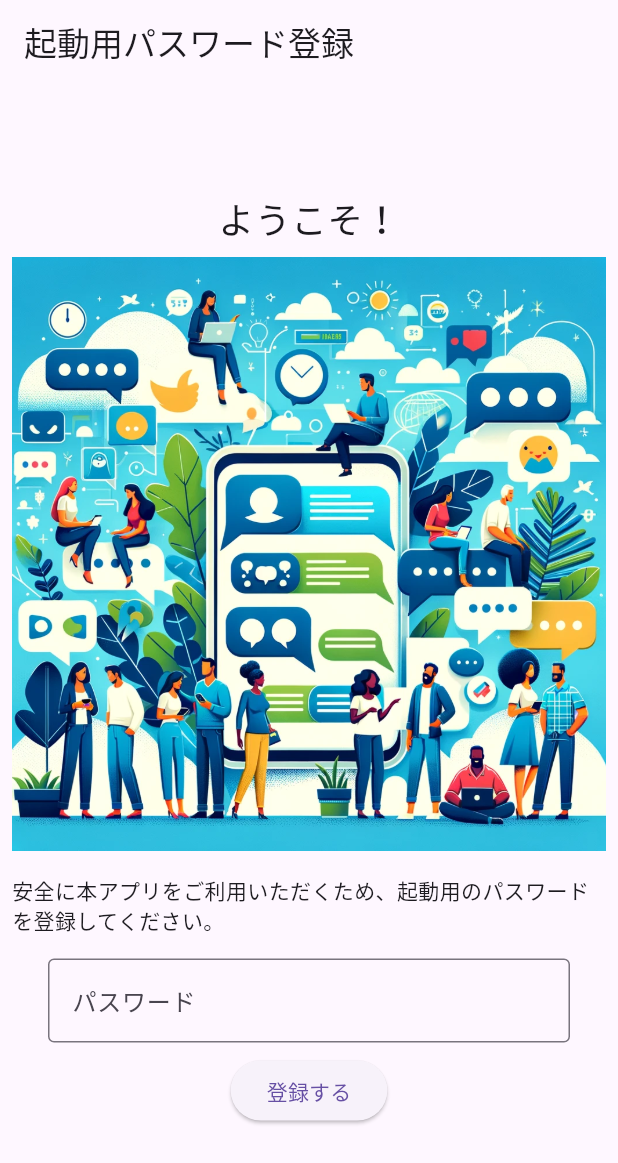
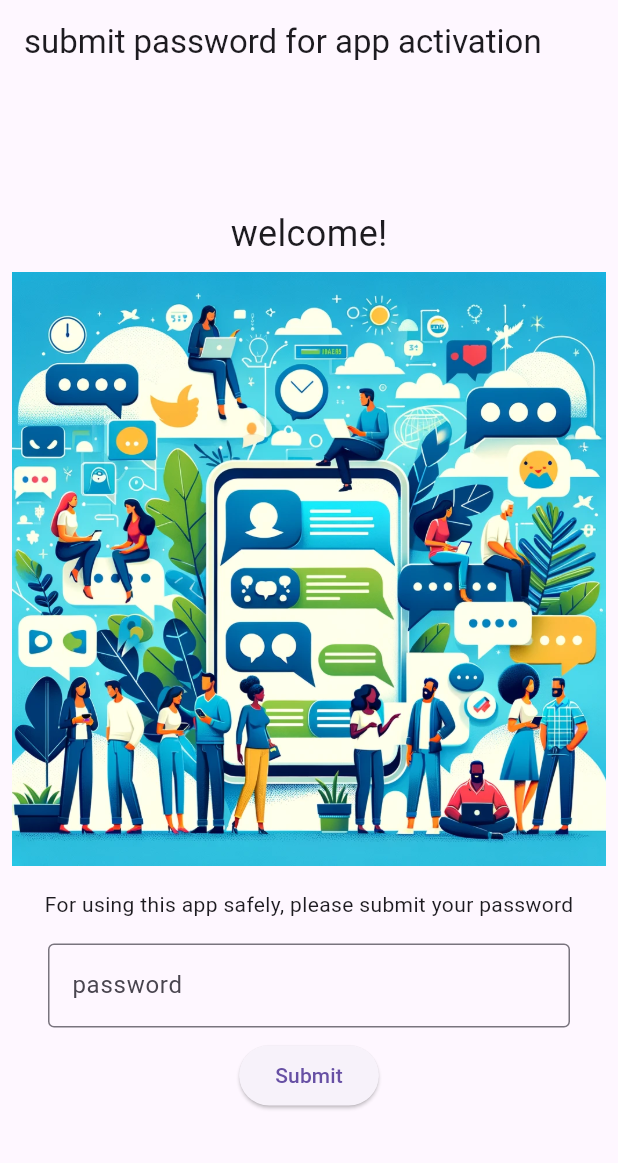
Before and after one commit to hamatz/privtatize_ai, a Flutter app: the screen it shows after launch, on a phone screen of 412 x 824 dp. Shown: the top 1163 px of the screen. Run offline on Flutter 3.47's test engine with Material 3 defaults, Android fonts, the phone set to English and light mode, and no system bars; our stand-ins replace event_bus, flutter_markdown, flutter_secure_storage, shared_preferences; missing offline and left inert: pointycastle.

Commit message:
文字列リソースの外部化

````diff
--- /dev/null
+++ b/lib/app_localizations.dart
@@ -0,0 +1,241 @@
+import 'dart:async';
+
+import 'package:flutter/foundation.dart';
+import 'package:flutter/widgets.dart';
+import 'package:flutter_localizations/flutter_localizations.dart';
+import 'package:intl/intl.dart' as intl;
+
+import 'app_localizations_en.dart';
+import 'app_localizations_ja.dart';
+
+/// Callers can lookup localized strings with an instance of AppLocalizations
+/// returned by `AppLocalizations.of(context)`.
+///
+/// Applications need to include `AppLocalizations.delegate()` in their app's
+/// `localizationDelegates` list, and the locales they support in the app's
+/// `supportedLocales` list. For example:
+///
+/// ```dart
+/// import 'gen_l10n/app_localizations.dart';
+///
+/// return MaterialApp(
+///   localizationsDelegates: AppLocalizations.localizationsDelegates,
+///   supportedLocales: AppLocalizations.supportedLocales,
+///   home: MyApplicationHome(),
+/// );
+/// ```
+///
+/// ## Update pubspec.yaml
+///
+/// Please make sure to update your pubspec.yaml to include the following
+/// packages:
+///
+/// ```yaml
+/// dependencies:
+///   # Internationalization support.
+///   flutter_localizations:
+///     sdk: flutter
+///   intl: any # Use the pinned version from flutter_localizations
+///
+///   # Rest of dependencies
+/// ```
+///
+/// ## iOS Applications
+///
+/// iOS applications define key application metadata, including supported
+/// locales, in an Info.plist file that is built into the application bundle.
+/// To configure the locales supported by your app, you’ll need to edit this
+/// file.
+///
+/// First, open your project’s ios/Runner.xcworkspace Xcode workspace file.
+/// Then, in the Project Navigator, open the Info.plist file under the Runner
+/// project’s Runner folder.
+///
+/// Next, select the Information Property List item, select Add Item from the
+/// Editor menu, then select Localizations from the pop-up menu.
+///
+/// Select and expand the newly-created Localizations item then, for each
+/// locale your application supports, add a new item and select the locale
+/// you wish to add from the pop-up menu in the Value field. This list should
+/// be consistent with the languages listed in the AppLocalizations.supportedLocales
+/// property.
+abstract class AppLocalizations {
+  AppLocalizations(String locale) : localeName = intl.Intl.canonicalizedLocale(locale.toString());
+
+  final String localeName;
+
+  static AppLocalizations? of(BuildContext context) {
+    return Localizations.of<AppLocalizations>(context, AppLocalizations);
+  }
+
+  static const LocalizationsDelegate<AppLocalizations> delegate = _AppLocalizationsDelegate();
+
+  /// A list of this localizations delegate along with the default localizations
+  /// delegates.
+  ///
+  /// Returns a list of localizations delegates containing this delegate along with
+  /// GlobalMaterialLocalizations.delegate, GlobalCupertinoLocalizations.delegate,
+  /// and GlobalWidgetsLocalizations.delegate.
+  ///
+  /// Additional delegates can be added by appending to this list in
+  /// MaterialApp. This list does not have to be used at all if a custom list
+  /// of delegates is preferred or required.
+  static const List<LocalizationsDelegate<dynamic>> localizationsDelegates = <LocalizationsDelegate<dynamic>>[
+    delegate,
+    GlobalMaterialLocalizations.delegate,
+    GlobalCupertinoLocalizations.delegate,
+    GlobalWidgetsLocalizations.delegate,
+  ];
+
+  /// A list of this localizations delegate's supported locales.
+  static const List<Locale> supportedLocales = <Locale>[
+    Locale('en'),
+    Locale('ja')
+  ];
+
+  /// No description provided for @register_pass_title.
+  ///
+  /// In en, this message translates to:
+  /// **'submit password for app activation'**
+  String get register_pass_title;
+
+  /// No description provided for @register_pass_message.
+  ///
+  /// In en, this message translates to:
+  /// **'welcome!'**
+  String get register_pass_message;
+
+  /// No description provided for @register_pass_info.
+  ///
+  /// In en, this message translates to:
+  /// **'For using this app safely, please submit your password'**
+  String get register_pass_info;
+
+  /// No description provided for @register_pass_text_label.
+  ///
+  /// In en, this message translates to:
+  /// **'password'**
+  String get register_pass_text_label;
+
+  /// No description provided for @register_pass_button_label.
+  ///
+  /// In en, this message translates to:
+  /// **'Submit'**
+  String get register_pass_button_label;
+
+  /// No description provided for @validate_pass_title.
+  ///
+  /// In en, this message translates to:
+  /// **'password authentication'**
+  String get validate_pass_title;
+
+  /// No description provided for @validate_pass_info.
+  ///
+  /// In en, this message translates to:
+  /// **'please input your app activation password'**
+  String get validate_pass_info;
+
+  /// No description provided for @validate_pass_text_label.
+  ///
+  /// In en, this message translates to:
+  /// **'password'**
+  String get validate_pass_text_label;
+
+  /// No description provided for @validate_pass_button_label.
+  ///
+  /// In en, this message translates to:
+  /// **'Login'**
+  String get validate_pass_button_label;
+
+  /// No description provided for @validate_pass_error.
+  ///
+  /// In en, this message translates to:
+  /// **'Password error. Please re-input your password'**
+  String get validate_pass_error;
+
+  /// No description provided for @setting_title.
+  ///
+  /// In en, this message translates to:
+  /// **'Settings'**
+  String get setting_title;
+
+  /// No description provided for @setting_error.
+  ///
+  /// In en, this message translates to:
+  /// **'There is no setting info'**
+  String get setting_error;
+
+  /// No description provided for @setting_button_info.
+  ///
+  /// In en, this message translates to:
+  /// **'save setting info'**
+  String get setting_button_info;
+
+  /// No description provided for @setting_success.
+  ///
+  /// In en, this message translates to:
+  /// **'setting info was successfully updated'**
+  String get setting_success;
+
+  /// No description provided for @entrance_title.
+  ///
+  /// In en, this message translates to:
+  /// **'Entrance'**
+  String get entrance_title;
+
+  /// No description provided for @entrance_message.
+  ///
+  /// In en, this message translates to:
+  /// **'We will move to setting menu for using ChatGPT client'**
+  String get entrance_message;
+
+  /// No description provided for @entrance_button_label.
+  ///
+  /// In en, this message translates to:
+  /// **'to Settings menu'**
+  String get entrance_button_label;
+
+  /// No description provided for @chat_view_title.
+  ///
+  /// In en, this message translates to:
+  /// **'Privtatize AI'**
+  String get chat_view_title;
+
+  /// No description provided for @chat_view_hint_text.
+  ///
+  /// In en, this message translates to:
+  /// **'please input your message'**
+  String get chat_view_hint_text;
+}
+
+class _AppLocalizationsDelegate extends LocalizationsDelegate<AppLocalizations> {
+  const _AppLocalizationsDelegate();
+
+  @override
+  Future<AppLocalizations> load(Locale locale) {
+    return SynchronousFuture<AppLocalizations>(lookupAppLocalizations(locale));
+  }
+
+  @override
+  bool isSupported(Locale locale) => <String>['en', 'ja'].contains(locale.languageCode);
+
+  @override
+  bool shouldReload(_AppLocalizationsDelegate old) => false;
+}
+
+AppLocalizations lookupAppLocalizations(Locale locale) {
+
+
+  // Lookup logic when only language code is specified.
+  switch (locale.languageCode) {
+    case 'en': return AppLocalizationsEn();
+    case 'ja': return AppLocalizationsJa();
+  }
+
+  throw FlutterError(
+    'AppLocalizations.delegate failed to load unsupported locale "$locale". This is likely '
+    'an issue with the localizations generation tool. Please file an issue '
+    'on GitHub with a reproducible sample app and the gen-l10n configuration '
+    'that was used.'
+  );
+}
--- /dev/null
+++ b/lib/app_localizations_en.dart
@@ -0,0 +1,63 @@
+import 'app_localizations.dart';
+
+/// The translations for English (`en`).
+class AppLocalizationsEn extends AppLocalizations {
+  AppLocalizationsEn([String locale = 'en']) : super(locale);
+
+  @override
+  String get register_pass_title => 'submit password for app activation';
+
+  @override
+  String get register_pass_message => 'welcome!';
+
+  @override
+  String get register_pass_info => 'For using this app safely, please submit your password';
+
+  @override
+  String get register_pass_text_label => 'password';
+
+  @override
+  String get register_pass_button_label => 'Submit';
+
+  @override
+  String get validate_pass_title => 'password authentication';
+
+  @override
+  String get validate_pass_info => 'please input your app activation password';
+
+  @override
+  String get validate_pass_text_label => 'password';
+
+  @override
+  String get validate_pass_button_label => 'Login';
+
+  @override
+  String get validate_pass_error => 'Password error. Please re-input your password';
+
+  @override
+  String get setting_title => 'Settings';
+
+  @override
+  String get setting_error => 'There is no setting info';
+
+  @override
+  String get setting_button_info => 'save setting info';
+
+  @override
+  String get setting_success => 'setting info was successfully updated';
+
+  @override
+  String get entrance_title => 'Entrance';
+
+  @override
+  String get entrance_message => 'We will move to setting menu for using ChatGPT client';
+
+  @override
+  String get entrance_button_label => 'to Settings menu';
+
+  @override
+  String get chat_view_title => 'Privtatize AI';
+
+  @override
+  String get chat_view_hint_text => 'please input your message';
+}
--- /dev/null
+++ b/lib/l10n/app_en.arb
@@ -0,0 +1,21 @@
+{
+  "register_pass_title" : "submit password for app activation",
+  "register_pass_message": "welcome!",
+  "register_pass_info": "For using this app safely, please submit your password",
+  "register_pass_text_label": "password",
+  "register_pass_button_label" : "Submit",
+  "validate_pass_title" : "password authentication",
+  "validate_pass_info" : "please input your app activation password",
+  "validate_pass_text_label" : "password",
+  "validate_pass_button_label" : "Login",
+  "validate_pass_error" : "Password error. Please re-input your password",
+  "setting_title" : "Settings",
+  "setting_error" : "There is no setting info",
+  "setting_button_info" : "save setting info",
+  "setting_success" : "setting info was successfully updated",
+  "entrance_title": "Entrance",
+  "entrance_message": "We will move to setting menu for using ChatGPT client",
+  "entrance_button_label": "to Settings menu",
+  "chat_view_title" : "Privtatize AI",
+  "chat_view_hint_text" : "please input your message"
+}
--- a/lib/main.dart
+++ b/lib/main.dart
@@ -1,4 +1,5 @@
 import 'package:flutter/material.dart';
+import 'package:privtatize_ai/app_localizations.dart';
 import 'package:shared_preferences/shared_preferences.dart';
 import 'package:privtatize_ai/src/screens/register_password_view.dart';
 import 'package:privtatize_ai/src/screens/validate_password_view.dart';
@@ -22,6 +23,8 @@ class MyApp extends StatelessWidget {
   @override
   Widget build(BuildContext context) {
     return MaterialApp(
+      localizationsDelegates: AppLocalizations.localizationsDelegates,
+      supportedLocales: AppLocalizations.supportedLocales,
       home: SplashScreen(),
     );
   }
--- a/lib/src/screens/register_password_view.dart
+++ b/lib/src/screens/register_password_view.dart
@@ -2,6 +2,7 @@ import 'dart:convert';
 import 'package:crypto/crypto.dart';
 import 'package:flutter/material.dart';
 import 'package:flutter_secure_storage/flutter_secure_storage.dart';
+import 'package:privtatize_ai/app_localizations.dart';
 import 'package:privtatize_ai/src/screens/entrance_view.dart' as ent_view;
 import 'package:privtatize_ai/src/services/crypt_service.dart';
 
@@ -29,44 +30,44 @@ class RegisterPasswordScreen extends StatelessWidget {
         await CryptoService().generateNewKey(passwordController.text);
         Navigator.of(context).pushReplacement(
           // 設定画面への誘導を行うページに遷移
-          MaterialPageRoute(builder: (context) => ent_view.EntranceScreen()),
+          MaterialPageRoute(builder: (context) => const ent_view.EntranceScreen()),
         );
       }
     }
     return Scaffold(
       appBar: AppBar(
-        title: const Text('起動用パスワード登録'),
+        title: Text(AppLocalizations.of(context)?.register_pass_title ?? ''),
       ),
       body: Center(
         child: Column(
           mainAxisAlignment: MainAxisAlignment.center,
           children: <Widget>[
-            const Text(
-              'ようこそ！',
-              style: TextStyle(fontSize: 24),
+            Text(
+              AppLocalizations.of(context)?.register_pass_message ?? '',
+              style: const TextStyle(fontSize: 24),
             ),
             Padding(
               padding: const EdgeInsets.all(8.0),
               child: Image.asset('assets/img/welcome_image.png'),
             ),
-            const Padding(
-              padding: EdgeInsets.all(8.0),
-              child: Text('安全に本アプリをご利用いただくため、起動用のパスワードを登録してください。'),
+            Padding(
+              padding: const EdgeInsets.all(8.0),
+              child: Text(AppLocalizations.of(context)?.register_pass_info ?? ''),
             ),
             Padding(
               padding: const EdgeInsets.symmetric(horizontal: 32, vertical: 8),
               child: TextField(
                 controller: passwordController,
                 obscureText: true, // パスワードを隠す
-                decoration: const InputDecoration(
-                  border: OutlineInputBorder(),
-                  labelText: 'パスワード',
+                decoration: InputDecoration(
+                  border: const OutlineInputBorder(),
+                  labelText: AppLocalizations.of(context)?.register_pass_text_label ?? '',
                 ),
               ),
             ),
             ElevatedButton(
               onPressed: registerAndNavigate,
-              child: const Text('登録する'),
+              child: Text(AppLocalizations.of(context)?.register_pass_button_label ?? ''),
             ),
           ],
         ),
--- a/pubspec.yaml
+++ b/pubspec.yaml
@@ -9,6 +9,8 @@ environment:
 dependencies:
   flutter:
     sdk: flutter
+  flutter_localizations:
+    sdk: flutter
   flutter_markdown: ^0.6.6
   http: ^0.13.3
   flutter_secure_storage: ^5.0.0
@@ -17,6 +19,7 @@ dependencies:
   pointycastle: ^3.7.4
   event_bus: ^2.0.0
   url_launcher: ^6.2.5
+  flutter_gen: ^4.1.1
 dev_dependencies:
   flutter_test:
     sdk: flutter
@@ -27,6 +30,7 @@ flutter:
   uses-material-design: true
   assets:
     - assets/img/
+  generate: true
 
 flutter_icons:
   android: true
````
Also changed, not shown: lib/app_localizations_ja.dart (added, +63 -0 lines), lib/l10n/app_ja.arb (added, +21 -0 lines), lib/src/screens/chat_view.dart (+4 -3 lines), lib/src/screens/entrance_view.dart (+6 -5 lines), lib/src/screens/setting_view.dart (+7 -6 lines), lib/src/screens/validate_password_view.dart (+13 -11 lines).
